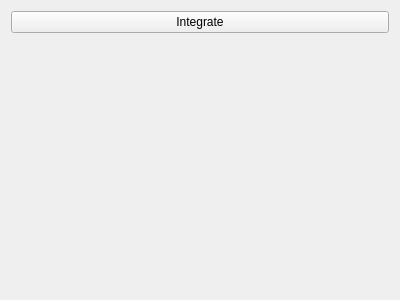
Before: the Qt Designer form qxrdintegratordialog.ui in guyjennings/qxrd, drawn with Qt 5.
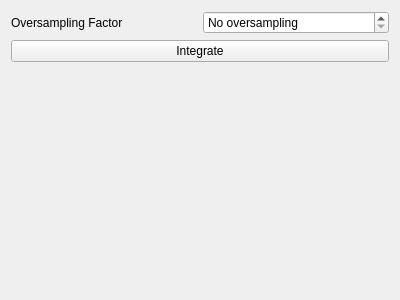
After: the same form once the commit is applied.

Commit message: Moved integration code into QxrdIntegrator, added oversampling option Add each integration result to the az-avg plot panel

Diff of the .ui file:
```diff
--- a/qxrdintegratordialog.ui
+++ b/qxrdintegratordialog.ui
@@ -14,14 +14,14 @@
    <string>Form</string>
   </property>
   <layout class="QGridLayout" name="gridLayout">
-   <item row="0" column="0">
+   <item row="1" column="0" colspan="2">
     <widget class="QPushButton" name="m_IntegrateButton">
      <property name="text">
       <string>Integrate</string>
      </property>
     </widget>
    </item>
-   <item row="1" column="0">
+   <item row="2" column="1">
     <spacer name="verticalSpacer">
      <property name="orientation">
       <enum>Qt::Vertical</enum>
@@ -34,6 +34,29 @@
      </property>
     </spacer>
    </item>
+   <item row="0" column="0">
+    <widget class="QLabel" name="label">
+     <property name="text">
+      <string>Oversampling Factor</string>
+     </property>
+    </widget>
+   </item>
+   <item row="0" column="1">
+    <widget class="QSpinBox" name="m_OversampleFactor">
+     <property name="toolTip">
+      <string>Specify oversampling factor for angular integration</string>
+     </property>
+     <property name="specialValueText">
+      <string>No oversampling</string>
+     </property>
+     <property name="minimum">
+      <number>1</number>
+     </property>
+     <property name="maximum">
+      <number>16</number>
+     </property>
+    </widget>
+   </item>
   </layout>
  </widget>
  <resources/>
```
The commit also changes 6 other files.
